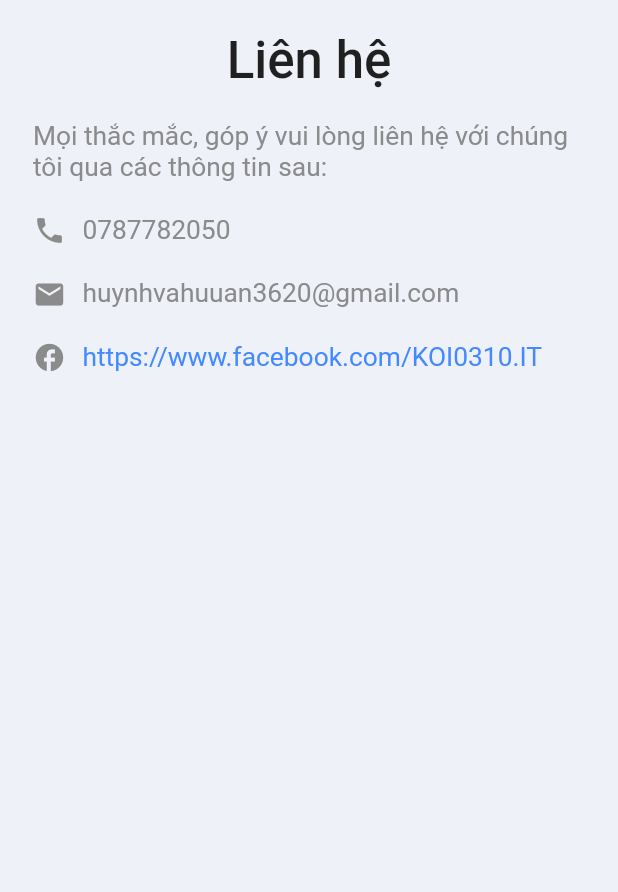
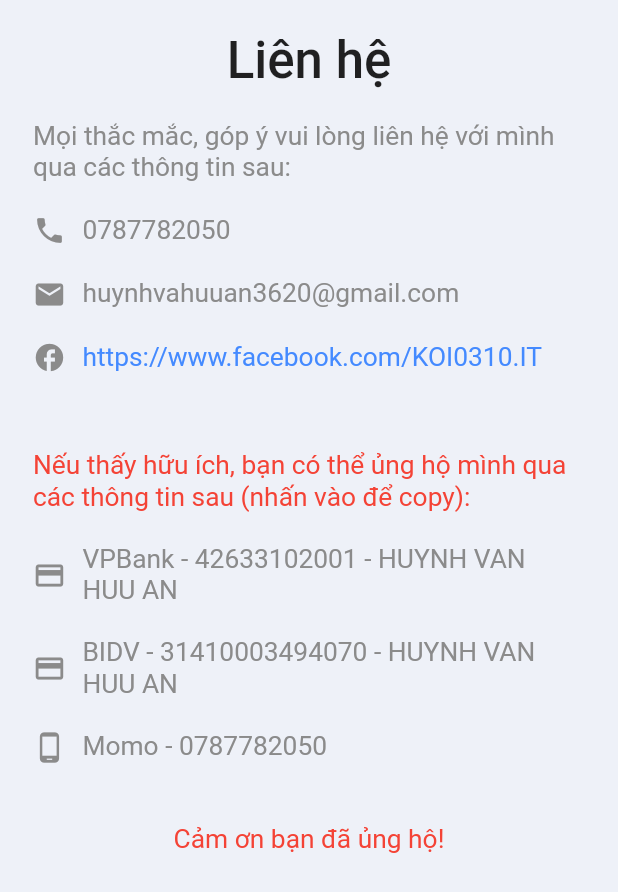
Before and after one commit to ankoi0310/nlu, a Flutter app: the ContactScreen screen opened directly, on a phone screen of 412 x 824 dp. Shown: the top 892 px of the screen. Run offline on Flutter 3.47's test engine with Material 2 defaults, Android fonts, the phone set to English and light mode, and no system bars; our stand-ins replace awesome_notifications, flutter_svg, fluttertoast, rive, shared_preferences, table_calendar; accounts and stored records are empty; Roboto replaces fonts that are missing (Muli).

Commit message:
update copy info

```diff
--- a/lib/screen/contact/components/contact_info.dart
+++ b/lib/screen/contact/components/contact_info.dart
@@ -1,4 +1,6 @@
 import 'package:flutter/material.dart';
+import 'package:flutter/services.dart';
+import 'package:fluttertoast/fluttertoast.dart';
 import 'package:nlu/config/size_config.dart';
 import 'package:url_launcher/url_launcher_string.dart';
 
@@ -8,11 +10,13 @@ class ContactInfo extends StatelessWidget {
     required this.content,
     required this.icon,
     required this.isLink,
+    this.isCouldCopy = false,
   });
 
   final String content;
   final IconData icon;
   final bool isLink;
+  final bool isCouldCopy;
 
   @override
   Widget build(BuildContext context) {
@@ -23,7 +27,9 @@ class ContactInfo extends StatelessWidget {
           size: getProportionateScreenWidth(20),
         ),
         SizedBox(width: getProportionateScreenWidth(10)),
-        isLink
+        SizedBox(
+          width: SizeConfig.screenWidth * 0.8,
+          child: isLink
               ? GestureDetector(
                   onTap: () {
                     launchUrlString(
@@ -39,12 +45,44 @@ class ContactInfo extends StatelessWidget {
                     ),
                   ),
                 )
+              : isCouldCopy
+                  ? GestureDetector(
+                      onTap: () async {
+                        await Clipboard.setData(
+                          ClipboardData(text: content),
+                        );
+
+                        List<String> infos = content.split(" - ");
+                        for (String info in infos) {
+                          await Clipboard.setData(
+                            ClipboardData(text: info),
+                          );
+                        }
+
+                        Fluttertoast.showToast(
+                          msg: "Đã sao chép",
+                          toastLength: Toast.LENGTH_SHORT,
+                          gravity: ToastGravity.BOTTOM,
+                          timeInSecForIosWeb: 1,
+                          backgroundColor: Colors.grey,
+                          textColor: Colors.white,
+                          fontSize: 16.0,
+                        );
+                      },
+                      child: Text(
+                        content,
+                        style: TextStyle(
+                          fontSize: getProportionateScreenWidth(16),
+                        ),
+                      ),
+                    )
                   : Text(
                       content,
                       style: TextStyle(
                         fontSize: getProportionateScreenWidth(16),
                       ),
                     ),
+        ),
       ],
     );
   }
--- a/lib/screen/contact/contact_screen.dart
+++ b/lib/screen/contact/contact_screen.dart
@@ -33,10 +33,11 @@ class _ContactScreenState extends State<ContactScreen> {
               margin: EdgeInsets.symmetric(
                 horizontal: getProportionateScreenWidth(20),
               ),
+              child: SingleChildScrollView(
                 child: Column(
                   children: [
                     Text(
-                    "Mọi thắc mắc, góp ý vui lòng liên hệ với chúng tôi qua các thông tin sau:",
+                      "Mọi thắc mắc, góp ý vui lòng liên hệ với mình qua các thông tin sau:",
                       style: TextStyle(
                         fontSize: getProportionateScreenWidth(16),
                       ),
@@ -59,8 +60,45 @@ class _ContactScreenState extends State<ContactScreen> {
                       icon: Icons.facebook,
                       isLink: true,
                     ),
+                    SizedBox(height: getProportionateScreenHeight(50)),
+                    Text(
+                      "Nếu thấy hữu ích, bạn có thể ủng hộ mình qua các thông tin sau (nhấn vào để copy):",
+                      style: TextStyle(
+                        fontSize: getProportionateScreenWidth(16),
+                        color: Colors.red,
+                      ),
+                    ),
                     SizedBox(height: getProportionateScreenHeight(20)),
+                    const ContactInfo(
+                      content: "VPBank - 42633102001 - HUYNH VAN HUU AN",
+                      icon: Icons.credit_card,
+                      isLink: false,
+                      isCouldCopy: true,
+                    ),
+                    SizedBox(height: getProportionateScreenHeight(20)),
+                    const ContactInfo(
+                      content: "BIDV - 31410003494070 - HUYNH VAN HUU AN",
+                      icon: Icons.credit_card,
+                      isLink: false,
+                      isCouldCopy: true,
+                    ),
+                    SizedBox(height: getProportionateScreenHeight(20)),
+                    const ContactInfo(
+                      content: "Momo - $phone",
+                      icon: Icons.phone_android,
+                      isLink: false,
+                      isCouldCopy: true,
+                    ),
+                    SizedBox(height: getProportionateScreenHeight(40)),
+                    Text(
+                      "Cảm ơn bạn đã ủng hộ!",
+                      style: TextStyle(
+                        fontSize: getProportionateScreenWidth(16),
+                        color: Colors.red,
+                      ),
+                    ),
                   ],
+                ),
               ),
             ),
           ],
```
Lines whose indentation alone changed are shown as unchanged.
